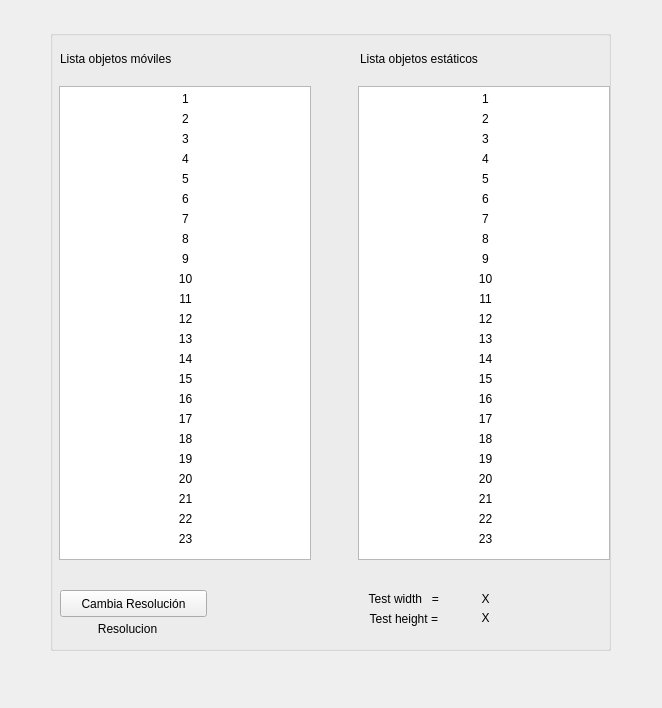
First picture: the form in rqt_mygui/src/rqt_mygui/my_plugin.ui, repository hecperleo/rqt_mygui, before the edit.
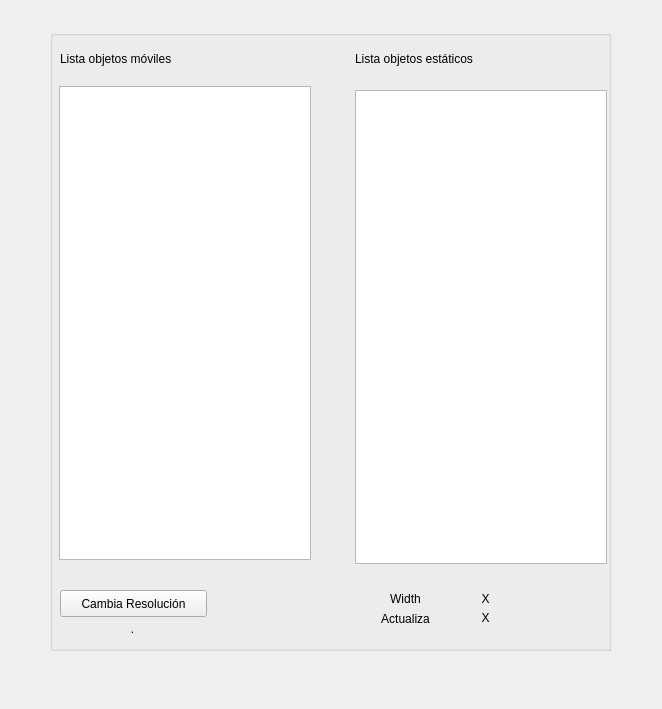
Second picture: the form after the edit.

The edit to the form file:
```diff
--- a/rqt_mygui/src/rqt_mygui/my_plugin.ui
+++ b/rqt_mygui/src/rqt_mygui/my_plugin.ui
@@ -7,7 +7,7 @@
     <x>0</x>
     <y>0</y>
     <width>662</width>
-    <height>708</height>
+    <height>709</height>
    </rect>
   </property>
   <property name="windowTitle">
@@ -54,7 +54,7 @@
      <enum>Qt::LeftToRight</enum>
     </property>
     <property name="text">
-     <string>Resolucion   </string>
+     <string>.</string>
     </property>
     <property name="alignment">
      <set>Qt::AlignCenter</set>
@@ -76,8 +76,8 @@
    <widget class="QListWidget" name="listWidget_2">
     <property name="geometry">
      <rect>
-      <x>308</x>
-      <y>56</y>
+      <x>305</x>
+      <y>60</y>
       <width>252</width>
       <height>474</height>
      </rect>
@@ -96,7 +96,7 @@
    <widget class="QLabel" name="label">
     <property name="geometry">
      <rect>
-      <x>310</x>
+      <x>305</x>
       <y>20</y>
       <width>153</width>
       <height>17</height>
@@ -106,880 +106,6 @@
      <string>Lista objetos estáticos</string>
     </property>
    </widget>
-   <widget class="QLabel" name="label_movingList_1">
-    <property name="geometry">
-     <rect>
-      <x>10</x>
-      <y>60</y>
-      <width>251</width>
-      <height>17</height>
-     </rect>
-    </property>
-    <property name="layoutDirection">
-     <enum>Qt::LeftToRight</enum>
-    </property>
-    <property name="text">
-     <string>1</string>
-    </property>
-    <property name="alignment">
-     <set>Qt::AlignCenter</set>
-    </property>
-   </widget>
-   <widget class="QLabel" name="label_movingList_2">
-    <property name="geometry">
-     <rect>
-      <x>10</x>
-      <y>80</y>
-      <width>251</width>
-      <height>17</height>
-     </rect>
-    </property>
-    <property name="layoutDirection">
-     <enum>Qt::LeftToRight</enum>
-    </property>
-    <property name="text">
-     <string>2</string>
-    </property>
-    <property name="alignment">
-     <set>Qt::AlignCenter</set>
-    </property>
-   </widget>
-   <widget class="QLabel" name="label_movingList_4">
-    <property name="geometry">
-     <rect>
-      <x>10</x>
-      <y>120</y>
-      <width>251</width>
-      <height>17</height>
-     </rect>
-    </property>
-    <property name="layoutDirection">
-     <enum>Qt::LeftToRight</enum>
-    </property>
-    <property name="text">
-     <string>4</string>
-    </property>
-    <property name="alignment">
-     <set>Qt::AlignCenter</set>
-    </property>
-   </widget>
-   <widget class="QLabel" name="label_movingList_3">
-    <property name="geometry">
-     <rect>
-      <x>10</x>
-      <y>100</y>
-      <width>251</width>
-      <height>17</height>
-     </rect>
-    </property>
-    <property name="layoutDirection">
-     <enum>Qt::LeftToRight</enum>
-    </property>
-    <property name="text">
-     <string>3</string>
-    </property>
-    <property name="alignment">
-     <set>Qt::AlignCenter</set>
-    </property>
-   </widget>
-   <widget class="QLabel" name="label_movingList_6">
-    <property name="geometry">
-     <rect>
-      <x>10</x>
-      <y>160</y>
-      <width>251</width>
-      <height>17</height>
-     </rect>
-    </property>
-    <property name="layoutDirection">
-     <enum>Qt::LeftToRight</enum>
-    </property>
-    <property name="text">
-     <string>6</string>
-    </property>
-    <property name="alignment">
-     <set>Qt::AlignCenter</set>
-    </property>
-   </widget>
-   <widget class="QLabel" name="label_movingList_5">
-    <property name="geometry">
-     <rect>
-      <x>10</x>
-      <y>140</y>
-      <width>251</width>
-      <height>17</height>
-     </rect>
-    </property>
-    <property name="layoutDirection">
-     <enum>Qt::LeftToRight</enum>
-    </property>
-    <property name="text">
-     <string>5</string>
-    </property>
-    <property name="alignment">
-     <set>Qt::AlignCenter</set>
-    </property>
-   </widget>
-   <widget class="QLabel" name="label_movingList_8">
-    <property name="geometry">
-     <rect>
-      <x>10</x>
-      <y>200</y>
-      <width>251</width>
-      <height>17</height>
-     </rect>
-    </property>
-    <property name="layoutDirection">
-     <enum>Qt::LeftToRight</enum>
-    </property>
-    <property name="text">
-     <string>8</string>
-    </property>
-    <property name="alignment">
-     <set>Qt::AlignCenter</set>
-    </property>
-   </widget>
-   <widget class="QLabel" name="label_movingList_7">
-    <property name="geometry">
-     <rect>
-      <x>10</x>
-      <y>180</y>
-      <width>251</width>
-      <height>17</height>
-     </rect>
-    </property>
-    <property name="layoutDirection">
-     <enum>Qt::LeftToRight</enum>
-    </property>
-    <property name="text">
-     <string>7</string>
-    </property>
-    <property name="alignment">
-     <set>Qt::AlignCenter</set>
-    </property>
-   </widget>
-   <widget class="QLabel" name="label_movingList_15">
-    <property name="geometry">
-     <rect>
-      <x>10</x>
-      <y>340</y>
-      <width>251</width>
-      <height>17</height>
-     </rect>
-    </property>
-    <property name="layoutDirection">
-     <enum>Qt::LeftToRight</enum>
-    </property>
-    <property name="text">
-     <string>15</string>
-    </property>
-    <property name="alignment">
-     <set>Qt::AlignCenter</set>
-    </property>
-   </widget>
-   <widget class="QLabel" name="label_movingList_10">
-    <property name="geometry">
-     <rect>
-      <x>10</x>
-      <y>240</y>
-      <width>251</width>
-      <height>17</height>
-     </rect>
-    </property>
-    <property name="layoutDirection">
-     <enum>Qt::LeftToRight</enum>
-    </property>
-    <property name="text">
-     <string>10</string>
-    </property>
-    <property name="alignment">
-     <set>Qt::AlignCenter</set>
-    </property>
-   </widget>
-   <widget class="QLabel" name="label_movingList_16">
-    <property name="geometry">
-     <rect>
-      <x>10</x>
-      <y>360</y>
-      <width>251</width>
-      <height>17</height>
-     </rect>
-    </property>
-    <property name="layoutDirection">
-     <enum>Qt::LeftToRight</enum>
-    </property>
-    <property name="text">
-     <string>16</string>
-    </property>
-    <property name="alignment">
-     <set>Qt::AlignCenter</set>
-    </property>
-   </widget>
-   <widget class="QLabel" name="label_movingList_14">
-    <property name="geometry">
-     <rect>
-      <x>10</x>
-      <y>320</y>
-      <width>251</width>
-      <height>17</height>
-     </rect>
-    </property>
-    <property name="layoutDirection">
-     <enum>Qt::LeftToRight</enum>
-    </property>
-    <property name="text">
-     <string>14</string>
-    </property>
-    <property name="alignment">
-     <set>Qt::AlignCenter</set>
-    </property>
-   </widget>
-   <widget class="QLabel" name="label_movingList_9">
-    <property name="geometry">
-     <rect>
-      <x>10</x>
-      <y>220</y>
-      <width>251</width>
-      <height>17</height>
-     </rect>
-    </property>
-    <property name="layoutDirection">
-     <enum>Qt::LeftToRight</enum>
-    </property>
-    <property name="text">
-     <string>9</string>
-    </property>
-    <property name="alignment">
-     <set>Qt::AlignCenter</set>
-    </property>
-   </widget>
-   <widget class="QLabel" name="label_movingList_13">
-    <property name="geometry">
-     <rect>
-      <x>10</x>
-      <y>300</y>
-      <width>251</width>
-      <height>17</height>
-     </rect>
-    </property>
-    <property name="layoutDirection">
-     <enum>Qt::LeftToRight</enum>
-    </property>
-    <property name="text">
-     <string>13</string>
-    </property>
-    <property name="alignment">
-     <set>Qt::AlignCenter</set>
-    </property>
-   </widget>
-   <widget class="QLabel" name="label_movingList_12">
-    <property name="geometry">
-     <rect>
-      <x>10</x>
-      <y>280</y>
-      <width>251</width>
-      <height>17</height>
-     </rect>
-    </property>
-    <property name="layoutDirection">
-     <enum>Qt::LeftToRight</enum>
-    </property>
-    <property name="text">
-     <string>12</string>
-    </property>
-    <property name="alignment">
-     <set>Qt::AlignCenter</set>
-    </property>
-   </widget>
-   <widget class="QLabel" name="label_movingList_11">
-    <property name="geometry">
-     <rect>
-      <x>10</x>
-      <y>260</y>
-      <width>251</width>
-      <height>17</height>
-     </rect>
-    </property>
-    <property name="layoutDirection">
-     <enum>Qt::LeftToRight</enum>
-    </property>
-    <property name="text">
-     <string>11</string>
-    </property>
-    <property name="alignment">
-     <set>Qt::AlignCenter</set>
-    </property>
-   </widget>
-   <widget class="QLabel" name="label_movingList_23">
-    <property name="geometry">
-     <rect>
-      <x>10</x>
-      <y>500</y>
-      <width>251</width>
-      <height>17</height>
-     </rect>
-    </property>
-    <property name="layoutDirection">
-     <enum>Qt::LeftToRight</enum>
-    </property>
-    <property name="text">
-     <string>23</string>
-    </property>
-    <property name="alignment">
-     <set>Qt::AlignCenter</set>
-    </property>
-   </widget>
-   <widget class="QLabel" name="label_movingList_18">
-    <property name="geometry">
-     <rect>
-      <x>10</x>
-      <y>400</y>
-      <width>251</width>
-      <height>17</height>
-     </rect>
-    </property>
-    <property name="layoutDirection">
-     <enum>Qt::LeftToRight</enum>
-    </property>
-    <property name="text">
-     <string>18</string>
-    </property>
-    <property name="alignment">
-     <set>Qt::AlignCenter</set>
-    </property>
-   </widget>
-   <widget class="QLabel" name="label_movingList_22">
-    <property name="geometry">
-     <rect>
-      <x>10</x>
-      <y>480</y>
-      <width>251</width>
-      <height>17</height>
-     </rect>
-    </property>
-    <property name="layoutDirection">
-     <enum>Qt::LeftToRight</enum>
-    </property>
-    <property name="text">
-     <string>22</string>
-    </property>
-    <property name="alignment">
-     <set>Qt::AlignCenter</set>
-    </property>
-   </widget>
-   <widget class="QLabel" name="label_movingList_17">
-    <property name="geometry">
-     <rect>
-      <x>10</x>
-      <y>380</y>
-      <width>251</width>
-      <height>17</height>
-     </rect>
-    </property>
-    <property name="layoutDirection">
-     <enum>Qt::LeftToRight</enum>
-    </property>
-    <property name="text">
-     <string>17</string>
-    </property>
-    <property name="alignment">
-     <set>Qt::AlignCenter</set>
-    </property>
-   </widget>
-   <widget class="QLabel" name="label_movingList_21">
-    <property name="geometry">
-     <rect>
-      <x>10</x>
-      <y>460</y>
-      <width>251</width>
-      <height>17</height>
-     </rect>
-    </property>
-    <property name="layoutDirection">
-     <enum>Qt::LeftToRight</enum>
-    </property>
-    <property name="text">
-     <string>21</string>
-    </property>
-    <property name="alignment">
-     <set>Qt::AlignCenter</set>
-    </property>
-   </widget>
-   <widget class="QLabel" name="label_movingList_20">
-    <property name="geometry">
-     <rect>
-      <x>10</x>
-      <y>440</y>
-      <width>251</width>
-      <height>17</height>
-     </rect>
-    </property>
-    <property name="layoutDirection">
-     <enum>Qt::LeftToRight</enum>
-    </property>
-    <property name="text">
-     <string>20</string>
-    </property>
-    <property name="alignment">
-     <set>Qt::AlignCenter</set>
-    </property>
-   </widget>
-   <widget class="QLabel" name="label_movingList_19">
-    <property name="geometry">
-     <rect>
-      <x>10</x>
-      <y>420</y>
-      <width>251</width>
-      <height>17</height>
-     </rect>
-    </property>
-    <property name="layoutDirection">
-     <enum>Qt::LeftToRight</enum>
-    </property>
-    <property name="text">
-     <string>19</string>
-    </property>
-    <property name="alignment">
-     <set>Qt::AlignCenter</set>
-    </property>
-   </widget>
-   <widget class="QLabel" name="label_staticList_18">
-    <property name="geometry">
-     <rect>
-      <x>310</x>
-      <y>400</y>
-      <width>251</width>
-      <height>17</height>
-     </rect>
-    </property>
-    <property name="layoutDirection">
-     <enum>Qt::LeftToRight</enum>
-    </property>
-    <property name="text">
-     <string>18</string>
-    </property>
-    <property name="alignment">
-     <set>Qt::AlignCenter</set>
-    </property>
-   </widget>
-   <widget class="QLabel" name="label_staticList_7">
-    <property name="geometry">
-     <rect>
-      <x>310</x>
-      <y>180</y>
-      <width>251</width>
-      <height>17</height>
-     </rect>
-    </property>
-    <property name="layoutDirection">
-     <enum>Qt::LeftToRight</enum>
-    </property>
-    <property name="text">
-     <string>7</string>
-    </property>
-    <property name="alignment">
-     <set>Qt::AlignCenter</set>
-    </property>
-   </widget>
-   <widget class="QLabel" name="label_staticList_17">
-    <property name="geometry">
-     <rect>
-      <x>310</x>
-      <y>380</y>
-      <width>251</width>
-      <height>17</height>
-     </rect>
-    </property>
-    <property name="layoutDirection">
-     <enum>Qt::LeftToRight</enum>
-    </property>
-    <property name="text">
-     <string>17</string>
-    </property>
-    <property name="alignment">
-     <set>Qt::AlignCenter</set>
-    </property>
-   </widget>
-   <widget class="QLabel" name="label_staticList_11">
-    <property name="geometry">
-     <rect>
-      <x>310</x>
-      <y>260</y>
-      <width>251</width>
-      <height>17</height>
-     </rect>
-    </property>
-    <property name="layoutDirection">
-     <enum>Qt::LeftToRight</enum>
-    </property>
-    <property name="text">
-     <string>11</string>
-    </property>
-    <property name="alignment">
-     <set>Qt::AlignCenter</set>
-    </property>
-   </widget>
-   <widget class="QLabel" name="label_staticList_16">
-    <property name="geometry">
-     <rect>
-      <x>310</x>
-      <y>360</y>
-      <width>251</width>
-      <height>17</height>
-     </rect>
-    </property>
-    <property name="layoutDirection">
-     <enum>Qt::LeftToRight</enum>
-    </property>
-    <property name="text">
-     <string>16</string>
-    </property>
-    <property name="alignment">
-     <set>Qt::AlignCenter</set>
-    </property>
-   </widget>
-   <widget class="QLabel" name="label_staticList_12">
-    <property name="geometry">
-     <rect>
-      <x>310</x>
-      <y>280</y>
-      <width>251</width>
-      <height>17</height>
-     </rect>
-    </property>
-    <property name="layoutDirection">
-     <enum>Qt::LeftToRight</enum>
-    </property>
-    <property name="text">
-     <string>12</string>
-    </property>
-    <property name="alignment">
-     <set>Qt::AlignCenter</set>
-    </property>
-   </widget>
-   <widget class="QLabel" name="label_staticList_2">
-    <property name="geometry">
-     <rect>
-      <x>310</x>
-      <y>80</y>
-      <width>251</width>
-      <height>17</height>
-     </rect>
-    </property>
-    <property name="layoutDirection">
-     <enum>Qt::LeftToRight</enum>
-    </property>
-    <property name="text">
-     <string>2</string>
-    </property>
-    <property name="alignment">
-     <set>Qt::AlignCenter</set>
-    </property>
-   </widget>
-   <widget class="QLabel" name="label_staticList_4">
-    <property name="geometry">
-     <rect>
-      <x>310</x>
-      <y>120</y>
-      <width>251</width>
-      <height>17</height>
-     </rect>
-    </property>
-    <property name="layoutDirection">
-     <enum>Qt::LeftToRight</enum>
-    </property>
-    <property name="text">
-     <string>4</string>
-    </property>
-    <property name="alignment">
-     <set>Qt::AlignCenter</set>
-    </property>
-   </widget>
-   <widget class="QLabel" name="label_staticList_1">
-    <property name="geometry">
-     <rect>
-      <x>310</x>
-      <y>60</y>
-      <width>251</width>
-      <height>17</height>
-     </rect>
-    </property>
-    <property name="layoutDirection">
-     <enum>Qt::LeftToRight</enum>
-    </property>
-    <property name="text">
-     <string>1</string>
-    </property>
-    <property name="alignment">
-     <set>Qt::AlignCenter</set>
-    </property>
-   </widget>
-   <widget class="QLabel" name="label_staticList_14">
-    <property name="geometry">
-     <rect>
-      <x>310</x>
-      <y>320</y>
-      <width>251</width>
-      <height>17</height>
-     </rect>
-    </property>
-    <property name="layoutDirection">
-     <enum>Qt::LeftToRight</enum>
-    </property>
-    <property name="text">
-     <string>14</string>
-    </property>
-    <property name="alignment">
-     <set>Qt::AlignCenter</set>
-    </property>
-   </widget>
-   <widget class="QLabel" name="label_staticList_5">
-    <property name="geometry">
-     <rect>
-      <x>310</x>
-      <y>140</y>
-      <width>251</width>
-      <height>17</height>
-     </rect>
-    </property>
-    <property name="layoutDirection">
-     <enum>Qt::LeftToRight</enum>
-    </property>
-    <property name="text">
-     <string>5</string>
-    </property>
-    <property name="alignment">
-     <set>Qt::AlignCenter</set>
-    </property>
-   </widget>
-   <widget class="QLabel" name="label_staticList_19">
-    <property name="geometry">
-     <rect>
-      <x>310</x>
-      <y>420</y>
-      <width>251</width>
-      <height>17</height>
-     </rect>
-    </property>
-    <property name="layoutDirection">
-     <enum>Qt::LeftToRight</enum>
-    </property>
-    <property name="text">
-     <string>19</string>
-    </property>
-    <property name="alignment">
-     <set>Qt::AlignCenter</set>
-    </property>
-   </widget>
-   <widget class="QLabel" name="label_staticList_20">
-    <property name="geometry">
-     <rect>
-      <x>310</x>
-      <y>440</y>
-      <width>251</width>
-      <height>17</height>
-     </rect>
-    </property>
-    <property name="layoutDirection">
-     <enum>Qt::LeftToRight</enum>
-    </property>
-    <property name="text">
-     <string>20</string>
-    </property>
-    <property name="alignment">
-     <set>Qt::AlignCenter</set>
-    </property>
-   </widget>
-   <widget class="QLabel" name="label_staticList_15">
-    <property name="geometry">
-     <rect>
-      <x>310</x>
-      <y>340</y>
-      <width>251</width>
-      <height>17</height>
-     </rect>
-    </property>
-    <property name="layoutDirection">
-     <enum>Qt::LeftToRight</enum>
-    </property>
-    <property name="text">
-     <string>15</string>
-    </property>
-    <property name="alignment">
-     <set>Qt::AlignCenter</set>
-    </property>
-   </widget>
-   <widget class="QLabel" name="label_staticList_10">
-    <property name="geometry">
-     <rect>
-      <x>310</x>
-      <y>240</y>
-      <width>251</width>
-      <height>17</height>
-     </rect>
-    </property>
-    <property name="layoutDirection">
-     <enum>Qt::LeftToRight</enum>
-    </property>
-    <property name="text">
-     <string>10</string>
-    </property>
-    <property name="alignment">
-     <set>Qt::AlignCenter</set>
-    </property>
-   </widget>
-   <widget class="QLabel" name="label_staticList_23">
-    <property name="geometry">
-     <rect>
-      <x>310</x>
-      <y>500</y>
-      <width>251</width>
-      <height>17</height>
-     </rect>
-    </property>
-    <property name="layoutDirection">
-     <enum>Qt::LeftToRight</enum>
-    </property>
-    <property name="text">
-     <string>23</string>
-    </property>
-    <property name="alignment">
-     <set>Qt::AlignCenter</set>
-    </property>
-   </widget>
-   <widget class="QLabel" name="label_staticList_3">
-    <property name="geometry">
-     <rect>
-      <x>310</x>
-      <y>100</y>
-      <width>251</width>
-      <height>17</height>
-     </rect>
-    </property>
-    <property name="layoutDirection">
-     <enum>Qt::LeftToRight</enum>
-    </property>
-    <property name="text">
-     <string>3</string>
-    </property>
-    <property name="alignment">
-     <set>Qt::AlignCenter</set>
-    </property>
-   </widget>
-   <widget class="QLabel" name="label_staticList_22">
-    <property name="geometry">
-     <rect>
-      <x>310</x>
-      <y>480</y>
-      <width>251</width>
-      <height>17</height>
-     </rect>
-    </property>
-    <property name="layoutDirection">
-     <enum>Qt::LeftToRight</enum>
-    </property>
-    <property name="text">
-     <string>22</string>
-    </property>
-    <property name="alignment">
-     <set>Qt::AlignCenter</set>
-    </property>
-   </widget>
-   <widget class="QLabel" name="label_staticList_9">
-    <property name="geometry">
-     <rect>
-      <x>310</x>
-      <y>220</y>
-      <width>251</width>
-      <height>17</height>
-     </rect>
-    </property>
-    <property name="layoutDirection">
-     <enum>Qt::LeftToRight</enum>
-    </property>
-    <property name="text">
-     <string>9</string>
-    </property>
-    <property name="alignment">
-     <set>Qt::AlignCenter</set>
-    </property>
-   </widget>
-   <widget class="QLabel" name="label_staticList_13">
-    <property name="geometry">
-     <rect>
-      <x>310</x>
-      <y>300</y>
-      <width>251</width>
-      <height>17</height>
-     </rect>
-    </property>
-    <property name="layoutDirection">
-     <enum>Qt::LeftToRight</enum>
-    </property>
-    <property name="text">
-     <string>13</string>
-    </property>
-    <property name="alignment">
-     <set>Qt::AlignCenter</set>
-    </property>
-   </widget>
-   <widget class="QLabel" name="label_staticList_6">
-    <property name="geometry">
-     <rect>
-      <x>310</x>
-      <y>160</y>
-      <width>251</width>
-      <height>17</height>
-     </rect>
-    </property>
-    <property name="layoutDirection">
-     <enum>Qt::LeftToRight</enum>
-    </property>
-    <property name="text">
-     <string>6</string>
-    </property>
-    <property name="alignment">
-     <set>Qt::AlignCenter</set>
-    </property>
-   </widget>
-   <widget class="QLabel" name="label_staticList_8">
-    <property name="geometry">
-     <rect>
-      <x>310</x>
-      <y>200</y>
-      <width>251</width>
-      <height>17</height>
-     </rect>
-    </property>
-    <property name="layoutDirection">
-     <enum>Qt::LeftToRight</enum>
-    </property>
-    <property name="text">
-     <string>8</string>
-    </property>
-    <property name="alignment">
-     <set>Qt::AlignCenter</set>
-    </property>
-   </widget>
-   <widget class="QLabel" name="label_staticList_21">
-    <property name="geometry">
-     <rect>
-      <x>310</x>
-      <y>460</y>
-      <width>251</width>
-      <height>17</height>
-     </rect>
-    </property>
-    <property name="layoutDirection">
-     <enum>Qt::LeftToRight</enum>
-    </property>
-    <property name="text">
-     <string>21</string>
-    </property>
-    <property name="alignment">
-     <set>Qt::AlignCenter</set>
-    </property>
-   </widget>
    <widget class="QLabel" name="label_testWidth">
     <property name="geometry">
      <rect>
@@ -993,7 +119,7 @@
      <enum>Qt::LeftToRight</enum>
     </property>
     <property name="text">
-     <string>Test width   = </string>
+     <string>Width</string>
     </property>
     <property name="alignment">
      <set>Qt::AlignCenter</set>
@@ -1012,7 +138,7 @@
      <enum>Qt::LeftToRight</enum>
     </property>
     <property name="text">
-     <string>Test height = </string>
+     <string>Actualiza</string>
     </property>
     <property name="alignment">
      <set>Qt::AlignCenter</set>
```
Left out of the diff: 6 changed lines with no effect on the pictures.
